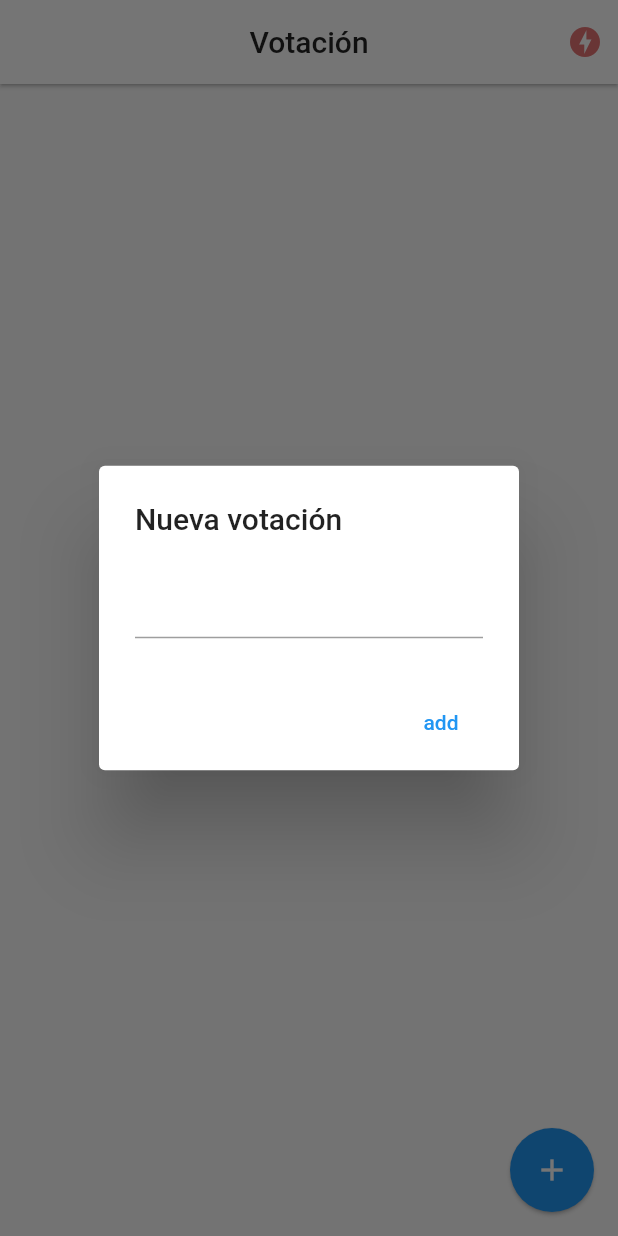
After one commit to Ossyyrr/voting_system, a Flutter app: the HomePage screen opened by its route, after a tap on the "add" icon, on a phone screen of 412 x 824 dp. The commit adds this screen. Run offline on Flutter 3.47's test engine with Material 2 defaults, Android fonts, the phone set to English and light mode, and no system bars; our stand-ins replace pie_chart, socket_io_client; statements that could not run were skipped.

Commit message:
wip dialog platform

```diff
--- a/lib/main.dart
+++ b/lib/main.dart
@@ -2,7 +2,6 @@ import 'package:flutter/material.dart';
 import 'package:provider/provider.dart';
 import 'package:voting_system/pages/create_room.dart';
 import 'package:voting_system/pages/home.dart';
-import 'package:voting_system/pages/status.dart';
 import 'package:voting_system/pages/welcome.dart';
 import 'package:voting_system/services/socket_service.dart';
 
@@ -29,10 +28,9 @@ class MyApp extends StatelessWidget {
         ),
         initialRoute: 'welcome',
         routes: {
-          'create': (_) => CreateRoomPage(),
+          'create': (_) => const CreateRoomPage(),
           'welcome': (_) => WelcomePage(),
           'home': (_) => const HomePage(),
-          'status': (_) => const StatusPage(),
         },
         home: const HomePage(),
       ),
--- /dev/null
+++ b/lib/widgets/dialog_platform.dart
@@ -0,0 +1,61 @@
+import 'dart:io';
+
+import 'package:flutter/cupertino.dart';
+import 'package:flutter/material.dart';
+
+class DialogPlatfom extends StatelessWidget {
+  const DialogPlatfom({Key? key, required this.textController, required this.onPressed}) : super(key: key);
+  final TextEditingController textController;
+  final void Function()? onPressed;
+  @override
+  Widget build(BuildContext context) {
+    return Platform.isAndroid
+        ? AlertDialog(
+            title: const Text('Nueva votación'),
+            content: TextField(
+              controller: textController,
+            ),
+            actions: [
+              MaterialButton(
+                onPressed: onPressed,
+                child: const Text('add'),
+                textColor: Colors.blue,
+              ),
+            ],
+          )
+        : CupertinoAlertDialog(
+            title: const Text('Nueva votación'),
+            content: CupertinoTextField(
+              controller: textController,
+            ),
+            actions: [
+              CupertinoDialogAction(
+                onPressed: onPressed,
+                isDefaultAction: true,
+                child: const Text('add'),
+              ),
+              CupertinoDialogAction(
+                onPressed: () => Navigator.pop(context),
+                isDestructiveAction: true,
+                child: const Text('dismiss'),
+              ),
+            ],
+          );
+  }
+
+  static showDialogPlatform({
+    required BuildContext context,
+    required TextEditingController textController,
+    required void Function()? onPressed,
+  }) {
+    return Platform.isAndroid
+        ? showDialog(
+            context: context,
+            builder: (_) => DialogPlatfom(textController: textController, onPressed: onPressed),
+          )
+        : showCupertinoDialog(
+            context: context,
+            builder: (_) => DialogPlatfom(textController: textController, onPressed: onPressed),
+          );
+  }
+}
```
Also changed, not shown: lib/pages/home.dart (+6 -41 lines), lib/pages/status.dart (deleted, +0 -31 lines), lib/pages/welcome.dart (+25 -4 lines), lib/services/socket_service.dart (+13 -4 lines).
